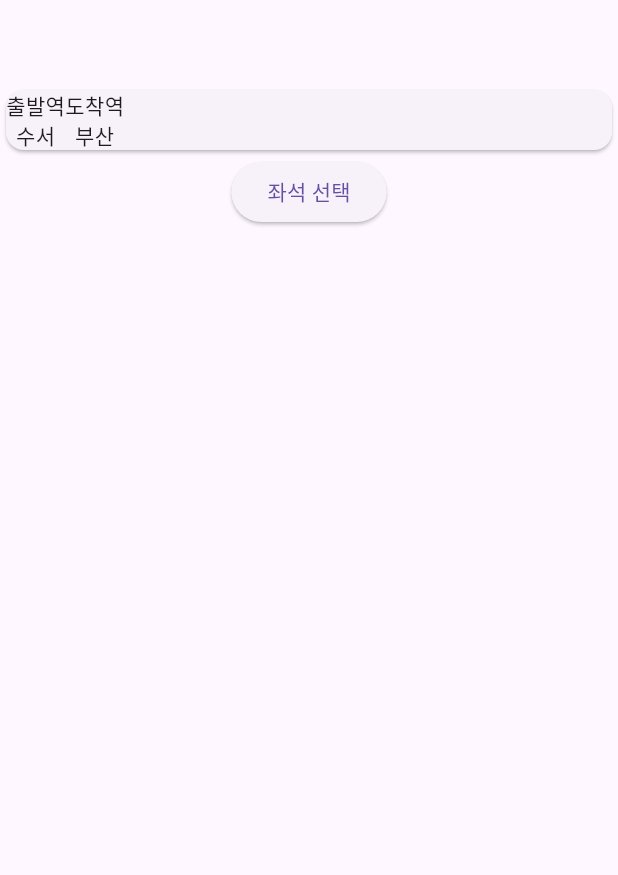
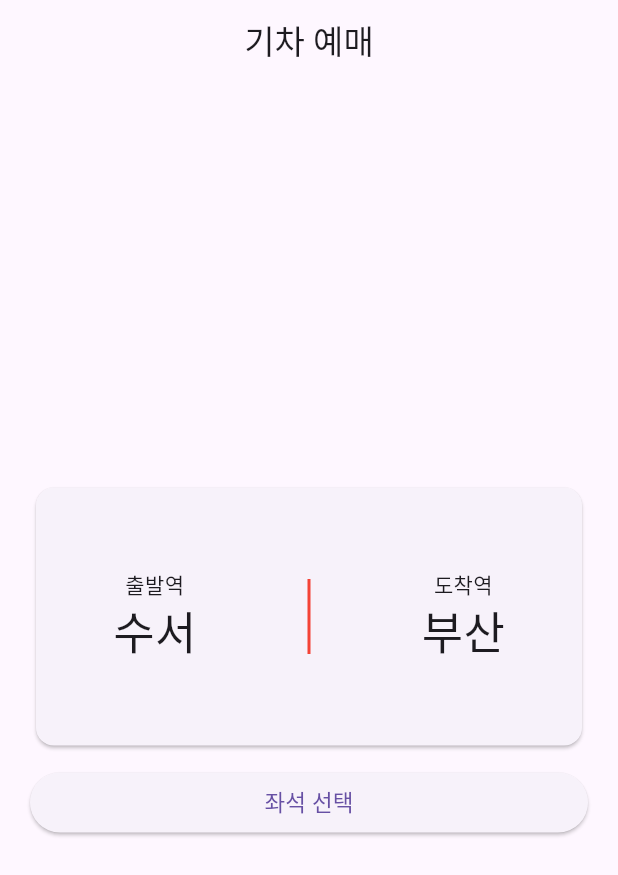
Before and after one commit to jinsung99123/flutter_train_app, a Flutter app: the screen it shows after launch, on a phone screen of 412 x 824 dp. Shown: the top 875 px of the screen. Run offline on Flutter 3.47's test engine with Material 3 defaults, Android fonts, the phone set to English and light mode, and no system bars.

Commit message:
메인화면 위젯 틀 구현현

```diff
--- a/lib/main.dart
+++ b/lib/main.dart
@@ -19,28 +19,63 @@ class HomePage extends StatelessWidget{
   @override
   Widget build(BuildContext context) {
     return Scaffold(
-      appBar: AppBar(),
-      body: Column(
+      appBar: AppBar(
+        title: Row(
+          mainAxisAlignment: MainAxisAlignment.center,
           children: [
-          Card(
-            child: Row(
+            Text('기차 예매')
+          ],
+        )
+      ),
+      body: Padding(
+        padding: const EdgeInsets.symmetric(horizontal: 20),
+        child: Column(
+          mainAxisAlignment: MainAxisAlignment.center,
+          children: [
+              Container(
+                width:double.infinity,
+                height:180,
+                child: Card(
+                  child: Column(
+                    mainAxisAlignment: MainAxisAlignment.center,
+                    children: [
+                      Row(
+                        mainAxisAlignment: MainAxisAlignment.center,
+
+
                         children: [
                           Column(
                             children: [
                               Text('출발역'),
-                    Text('수서')
+                              Text('수서',style: TextStyle(fontSize: 30))
                             ],
                           ),
+                          Container(
+                            height: 50,
+                            width: 150,
+                            child: VerticalDivider(color: Colors.red,thickness: 2),
+                          ),
+
                           Column(
                             children: [
                               Text('도착역'),
-                    Text('부산')
+                              Text('부산',style: TextStyle(fontSize: 30),)
                             ],),
+                        ],
+                      ),
                     ],
                   )
                 ),
-          ElevatedButton(onPressed: (){}, child: Text('좌석 선택'))
+
+            ),
+            SizedBox(height: 10),
+            SizedBox(
+              width:double.infinity,
+              child: ElevatedButton(onPressed: (){}, child: Text('좌석 선택',style: TextStyle(
+                fontSize:15
+              ),)))
           ]
+        ),
       )
     );
   }
```
Lines whose indentation alone changed are shown as unchanged.
